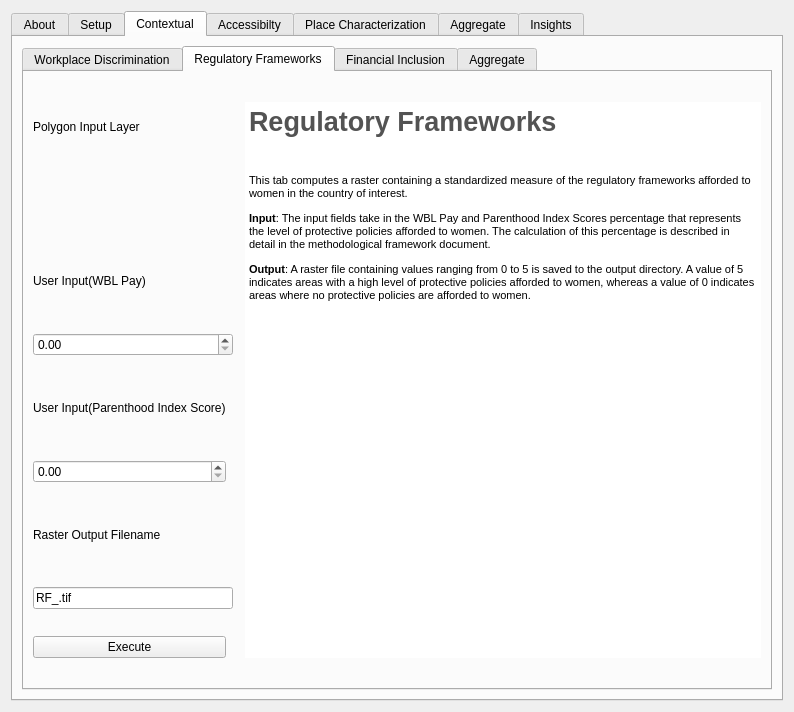
The window that gender_indicator_tool/gender_indicator_tool_dialog_base.ui (worldbank/GEEST) describes before a commit, drawn with Qt 5.
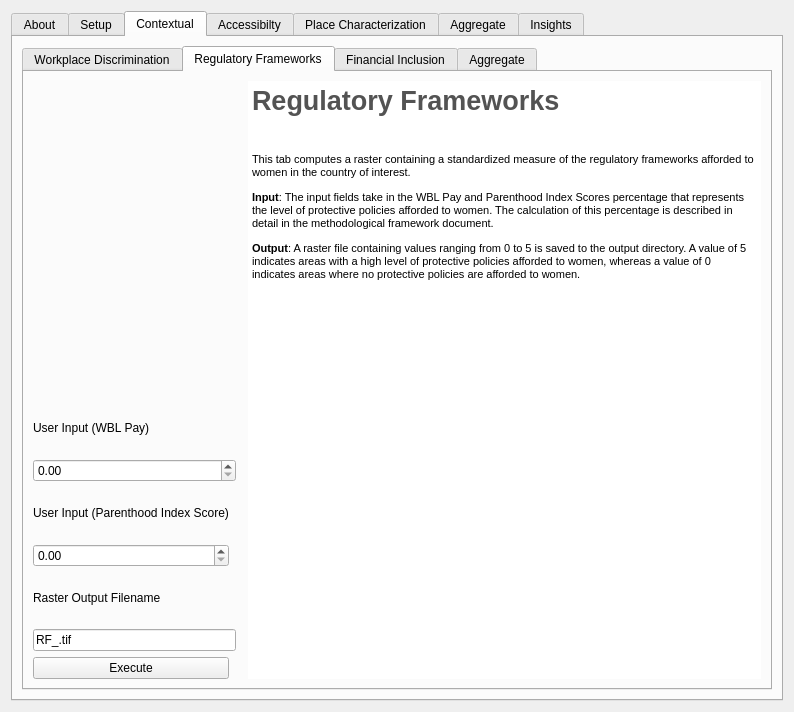
The same window after the commit. The open tabs and pages were chosen to show the change. Custom widgets are drawn as their Qt base class.

Commit message: fix: updated contextual dimension to use admin boundary

```diff
--- a/gender_indicator_tool/gender_indicator_tool_dialog_base.ui
+++ b/gender_indicator_tool/gender_indicator_tool_dialog_base.ui
@@ -440,7 +440,7 @@
            <string>Regulatory Frameworks</string>
           </attribute>
           <layout class="QGridLayout" name="gridLayout_6">
-           <item row="0" column="3" rowspan="9">
+           <item row="0" column="3" rowspan="8">
             <widget class="QTextEdit" name="textEdit_6">
              <property name="enabled">
               <bool>true</bool>
@@ -464,17 +464,14 @@
              </property>
             </widget>
            </item>
-           <item row="1" column="0" colspan="2">
-            <widget class="QgsFileWidget" name="RF_Input_Field" native="true">
-             <property name="maximumSize">
-              <size>
-               <width>16777215</width>
-               <height>50</height>
-              </size>
+           <item row="4" column="0">
+            <widget class="QDoubleSpinBox" name="RF_User_Value_Input_2">
+             <property name="maximum">
+              <double>100.000000000000000</double>
              </property>
             </widget>
            </item>
-           <item row="2" column="0">
+           <item row="1" column="0">
             <widget class="QLabel" name="label">
              <property name="maximumSize">
               <size>
@@ -483,18 +480,18 @@
               </size>
              </property>
              <property name="text">
-              <string>User Input(WBL Pay)</string>
+              <string>User Input (WBL Pay)</string>
              </property>
             </widget>
            </item>
-           <item row="8" column="1" colspan="2">
+           <item row="7" column="1" colspan="2">
             <widget class="QLabel" name="RF_status">
              <property name="text">
               <string/>
              </property>
             </widget>
            </item>
-           <item row="4" column="0">
+           <item row="3" column="0">
             <widget class="QLabel" name="label_4">
              <property name="maximumSize">
               <size>
@@ -503,24 +500,11 @@
               </size>
              </property>
              <property name="text">
-              <string>User Input(Parenthood Index Score)</string>
+              <string>User Input (Parenthood Index Score)</string>
              </property>
             </widget>
            </item>
-           <item row="0" column="0" colspan="2">
-            <widget class="QLabel" name="label_22">
-             <property name="maximumSize">
-              <size>
-               <width>16777215</width>
-               <height>50</height>
-              </size>
-             </property>
-             <property name="text">
-              <string>Polygon Input Layer</string>
-             </property>
-            </widget>
-           </item>
-           <item row="6" column="0" colspan="2">
+           <item row="5" column="0" colspan="2">
             <widget class="QLabel" name="label_24">
              <property name="maximumSize">
               <size>
@@ -533,21 +517,21 @@
              </property>
             </widget>
            </item>
-           <item row="3" column="0" colspan="2">
+           <item row="2" column="0" colspan="2">
             <widget class="QDoubleSpinBox" name="RF_User_Value_Input">
              <property name="maximum">
               <double>100.000000000000000</double>
              </property>
             </widget>
            </item>
-           <item row="8" column="0">
+           <item row="7" column="0">
             <widget class="QPushButton" name="RF_Execute_PB">
              <property name="text">
               <string>Execute</string>
              </property>
             </widget>
            </item>
-           <item row="7" column="0" colspan="2">
+           <item row="6" column="0" colspan="2">
             <widget class="QgsFilterLineEdit" name="RF_Output_Field">
              <property name="text">
               <string>RF_.tif</string>
@@ -557,13 +541,6 @@
              </property>
             </widget>
            </item>
-           <item row="5" column="0">
-            <widget class="QDoubleSpinBox" name="RF_User_Value_Input_2">
-             <property name="maximum">
-              <double>100.000000000000000</double>
-             </property>
-            </widget>
-           </item>
           </layout>
          </widget>
          <widget class="QWidget" name="tab_15">
```
Left out of the diff: 96 changed lines with no effect on the pictures. The commit also changes 1 other file.
